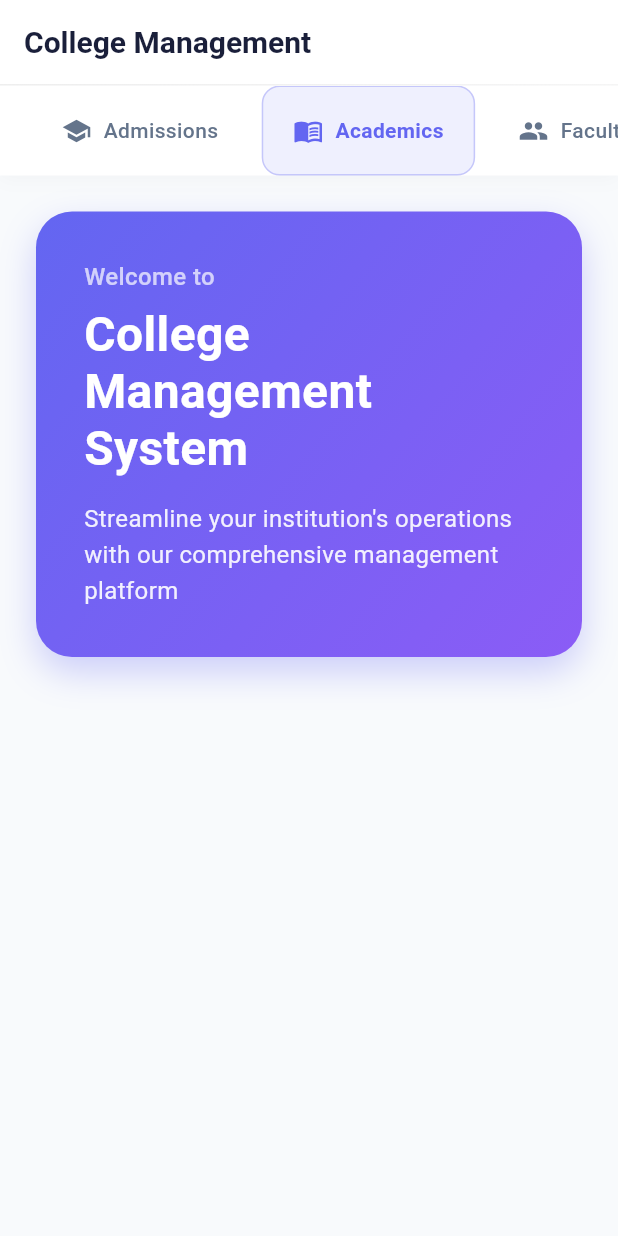
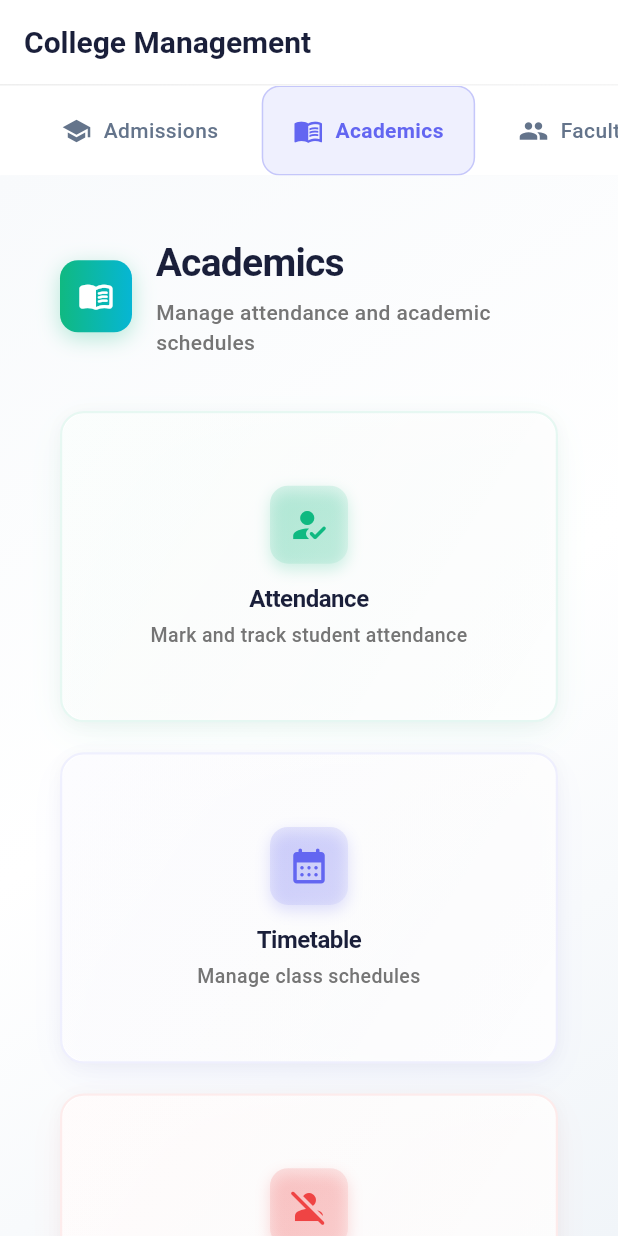
Before and after one commit to mannerishivardhan/teacher, a Flutter app: the screen it shows after launch, after a tap on "Academics", on a phone screen of 412 x 824 dp. Run offline on Flutter 3.47's test engine with Material 3 defaults, Android fonts, the phone set to English and light mode, and no system bars.

Commit message:
academics skeleton

```diff
--- a/lib/screens/landing_page.dart
+++ b/lib/screens/landing_page.dart
@@ -175,6 +175,11 @@ class _LandingPageState extends State<LandingPage>
       return _buildAdmissionsContent();
     }
 
+    // Show academics features when Academics is selected
+    if (_selectedIndex == 1) {
+      return _buildAcademicsContent();
+    }
+
     return SingleChildScrollView(
       padding: const EdgeInsets.all(24),
       child: Column(
@@ -313,6 +318,147 @@ class _LandingPageState extends State<LandingPage>
                   itemBuilder: (context, index) {
                     return _buildAdmissionFeatureCard(
                       admissionFeatures[index],
+                      index,
+                    );
+                  },
+                );
+              },
+            ),
+          ],
+        ),
+      ),
+    );
+  }
+
+  Widget _buildAcademicsContent() {
+    final academicFeatures = [
+      AdmissionFeature(
+        title: 'Attendance',
+        description: 'Mark and track student attendance',
+        icon: Icons.how_to_reg_rounded,
+        color: const Color(0xFF10b981),
+      ),
+      AdmissionFeature(
+        title: 'Timetable',
+        description: 'Manage class schedules',
+        icon: Icons.calendar_month_rounded,
+        color: const Color(0xFF6366f1),
+      ),
+      AdmissionFeature(
+        title: 'Daily Absentees',
+        description: 'View daily absent students',
+        icon: Icons.person_off_rounded,
+        color: const Color(0xFFef4444),
+      ),
+      AdmissionFeature(
+        title: 'Day Attendance',
+        description: 'Check day-wise attendance',
+        icon: Icons.today_rounded,
+        color: const Color(0xFF8b5cf6),
+      ),
+      AdmissionFeature(
+        title: 'Shortage Check',
+        description: 'Monitor attendance shortage',
+        icon: Icons.warning_amber_rounded,
+        color: const Color(0xFFf59e0b),
+      ),
+    ];
+
+    return Container(
+      decoration: BoxDecoration(
+        gradient: LinearGradient(
+          begin: Alignment.topLeft,
+          end: Alignment.bottomRight,
+          colors: [
+            const Color(0xFFF8FAFC),
+            Colors.white,
+            const Color(0xFFF1F5F9),
+          ],
+        ),
+      ),
+      child: SingleChildScrollView(
+        padding: const EdgeInsets.all(40),
+        child: Column(
+          crossAxisAlignment: CrossAxisAlignment.start,
+          children: [
+            // Section Header
+            FadeTransition(
+              opacity: _animationController,
+              child: Row(
+                children: [
+                  Container(
+                    padding: const EdgeInsets.all(12),
+                    decoration: BoxDecoration(
+                      gradient: const LinearGradient(
+                        colors: [Color(0xFF10b981), Color(0xFF06b6d4)],
+                      ),
+                      borderRadius: BorderRadius.circular(12),
+                      boxShadow: [
+                        BoxShadow(
+                          color: const Color(0xFF10b981).withValues(alpha: 0.3),
+                          blurRadius: 12,
+                          offset: const Offset(0, 4),
+                        ),
+                      ],
+                    ),
+                    child: const Icon(
+                      Icons.menu_book_rounded,
+                      color: Colors.white,
+                      size: 24,
+                    ),
+                  ),
+                  const SizedBox(width: 16),
+                  Expanded(
+                    child: Column(
+                      crossAxisAlignment: CrossAxisAlignment.start,
+                      children: [
+                        const Text(
+                          'Academics',
+                          style: TextStyle(
+                            fontSize: 26,
+                            fontWeight: FontWeight.bold,
+                            color: Color(0xFF1a1f3a),
+                            letterSpacing: -0.5,
+                          ),
+                        ),
+                        const SizedBox(height: 4),
+                        Text(
+                          'Manage attendance and academic schedules',
+                          style: TextStyle(
+                            fontSize: 14,
+                            color: Colors.grey.shade600,
+                            fontWeight: FontWeight.w500,
+                          ),
+                        ),
+                      ],
+                    ),
+                  ),
+                ],
+              ),
+            ),
+            const SizedBox(height: 36),
+            // Feature Cards Grid
+            LayoutBuilder(
+              builder: (context, constraints) {
+                // Calculate number of columns based on available width
+                int crossAxisCount = 4;
+                if (constraints.maxWidth < 1200) crossAxisCount = 3;
+                if (constraints.maxWidth < 900) crossAxisCount = 2;
+                if (constraints.maxWidth < 600) crossAxisCount = 1;
+
+                return GridView.builder(
+                  shrinkWrap: true,
+                  physics: const NeverScrollableScrollPhysics(),
+                  gridDelegate: SliverGridDelegateWithFixedCrossAxisCount(
+                    crossAxisCount: crossAxisCount,
+                    crossAxisSpacing: 20,
+                    mainAxisSpacing: 20,
+                    childAspectRatio: 1.6,
+                  ),
+                  itemCount: academicFeatures.length,
+                  itemBuilder: (context, index) {
+                    return _buildAdmissionFeatureCard(
+                      academicFeatures[index],
                       index,
                     );
                   },
```
